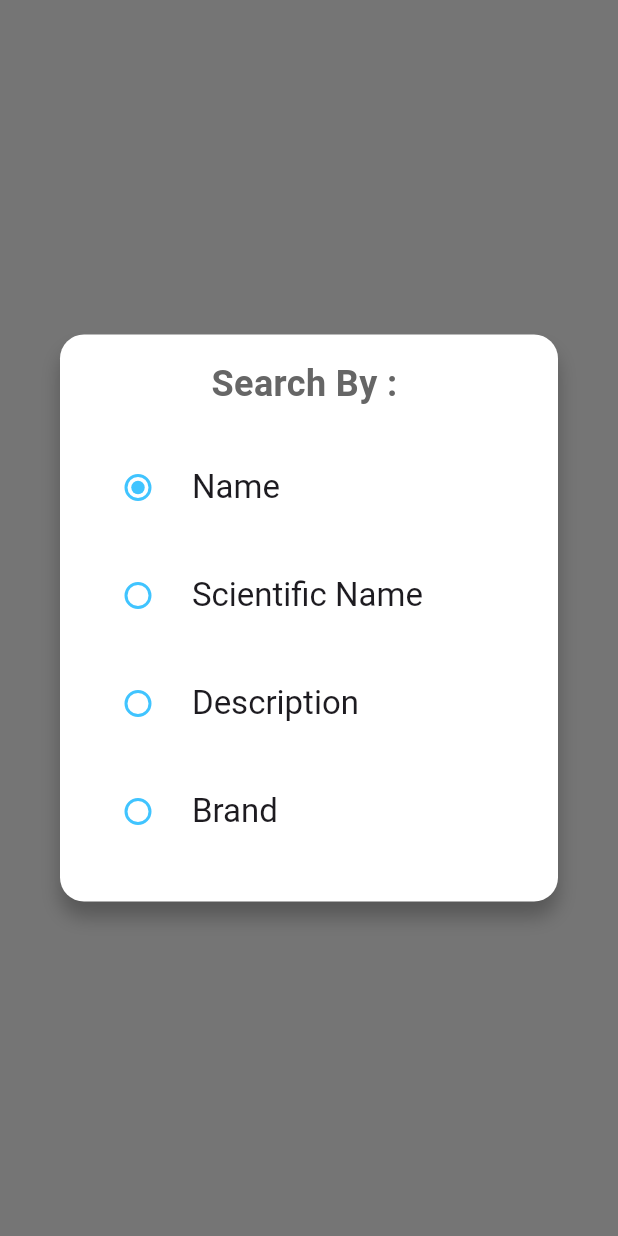
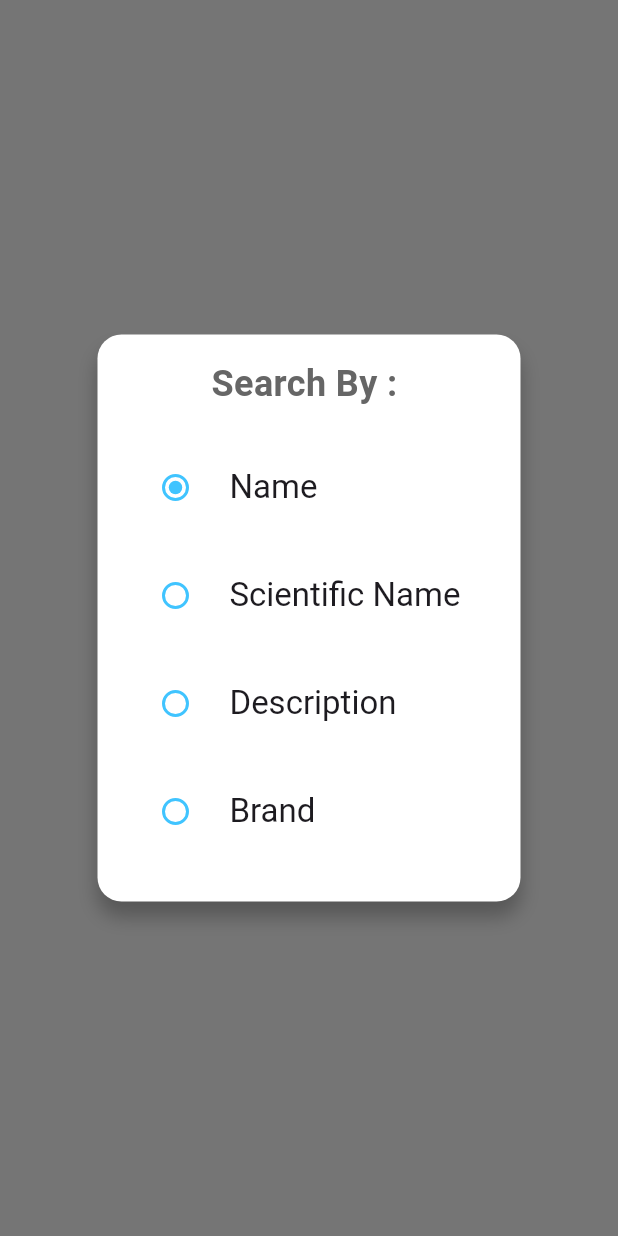
Before and after one commit to Abdalrahman-Alhamod/MedHub-Web, a Flutter app: what showSearchByDialog() shows on an empty page, opened directly, on a phone screen of 412 x 824 dp. Run offline on Flutter 3.47's test engine with Material 3 defaults, Android fonts, the phone set to English and light mode, and no system bars; our stand-ins replace auto_size_text, dio, fl_chart, flutter_bloc, flutter_svg, get and 2 more; network calls fail.

Commit message:
fix search by dialog constrainets

```diff
--- a/lib/src/view/helpers/search_by_dialog.dart
+++ b/lib/src/view/helpers/search_by_dialog.dart
@@ -38,15 +38,25 @@ void showSearchByDialog() {
                 ),
               ),
               const SizedBox(height: 24.0),
-              buildLanguageRadio(SearchConstraints.name, "name".tr),
+              SizedBox(
+                  width: 250,
+                  child: buildLanguageRadio(SearchConstraints.name, "name".tr)),
               const SizedBox(height: 16.0),
-              buildLanguageRadio(
-                  SearchConstraints.scientificName, "scientificName".tr),
+              SizedBox(
+                  width: 250,
+                  child: buildLanguageRadio(
+                      SearchConstraints.scientificName, "scientificName".tr)),
               const SizedBox(height: 16.0),
-              buildLanguageRadio(
-                  SearchConstraints.description, "description".tr),
+              SizedBox(
+                width: 250,
+                child: buildLanguageRadio(
+                    SearchConstraints.description, "description".tr),
+              ),
               const SizedBox(height: 16.0),
-              buildLanguageRadio(SearchConstraints.brand, "brand".tr),
+              SizedBox(
+                  width: 250,
+                  child:
+                      buildLanguageRadio(SearchConstraints.brand, "brand".tr)),
               const SizedBox(height: 16.0),
             ],
           ),
```
